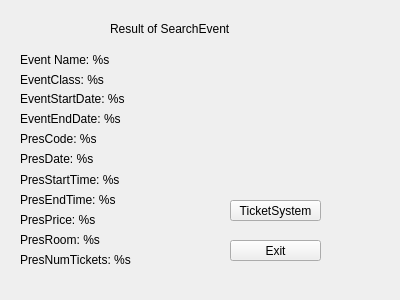
The window that forms/searchresult.ui (vieirin/TP1-2019-1) describes before a commit, drawn with Qt 5.
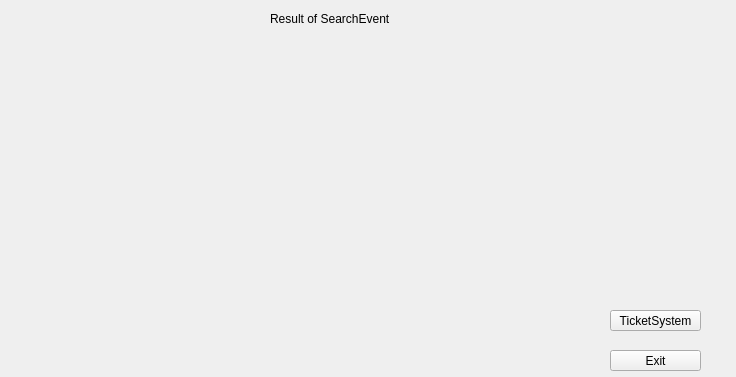
The same window after the commit.

```diff
--- a/forms/searchresult.ui
+++ b/forms/searchresult.ui
@@ -6,18 +6,24 @@
    <rect>
     <x>0</x>
     <y>0</y>
-    <width>400</width>
-    <height>300</height>
+    <width>736</width>
+    <height>377</height>
    </rect>
   </property>
+  <property name="sizePolicy">
+   <sizepolicy hsizetype="Preferred" vsizetype="MinimumExpanding">
+    <horstretch>0</horstretch>
+    <verstretch>0</verstretch>
+   </sizepolicy>
+  </property>
   <property name="windowTitle">
    <string>Form</string>
   </property>
   <widget class="QLabel" name="label">
    <property name="geometry">
     <rect>
-     <x>110</x>
-     <y>20</y>
+     <x>270</x>
+     <y>10</y>
      <width>151</width>
      <height>17</height>
     </rect>
@@ -26,154 +32,11 @@
     <string>Result of SearchEvent</string>
    </property>
   </widget>
-  <widget class="QLabel" name="label_2">
-   <property name="geometry">
-    <rect>
-     <x>20</x>
-     <y>130</y>
-     <width>161</width>
-     <height>17</height>
-    </rect>
-   </property>
-   <property name="text">
-    <string>PresCode: %s</string>
-   </property>
-  </widget>
-  <widget class="QLabel" name="label_4">
-   <property name="geometry">
-    <rect>
-     <x>20</x>
-     <y>50</y>
-     <width>121</width>
-     <height>20</height>
-    </rect>
-   </property>
-   <property name="text">
-    <string>Event Name: %s</string>
-   </property>
-  </widget>
-  <widget class="QLabel" name="label_5">
-   <property name="geometry">
-    <rect>
-     <x>20</x>
-     <y>150</y>
-     <width>101</width>
-     <height>17</height>
-    </rect>
-   </property>
-   <property name="text">
-    <string>PresDate: %s</string>
-   </property>
-  </widget>
-  <widget class="QLabel" name="label_6">
-   <property name="geometry">
-    <rect>
-     <x>20</x>
-     <y>170</y>
-     <width>131</width>
-     <height>20</height>
-    </rect>
-   </property>
-   <property name="text">
-    <string>PresStartTime: %s</string>
-   </property>
-  </widget>
-  <widget class="QLabel" name="label_7">
-   <property name="geometry">
-    <rect>
-     <x>20</x>
-     <y>190</y>
-     <width>111</width>
-     <height>20</height>
-    </rect>
-   </property>
-   <property name="text">
-    <string>PresEndTime: %s</string>
-   </property>
-  </widget>
-  <widget class="QLabel" name="label_8">
-   <property name="geometry">
-    <rect>
-     <x>20</x>
-     <y>210</y>
-     <width>111</width>
-     <height>20</height>
-    </rect>
-   </property>
-   <property name="text">
-    <string>PresPrice: %s</string>
-   </property>
-  </widget>
-  <widget class="QLabel" name="label_9">
-   <property name="geometry">
-    <rect>
-     <x>20</x>
-     <y>230</y>
-     <width>111</width>
-     <height>20</height>
-    </rect>
-   </property>
-   <property name="text">
-    <string>PresRoom: %s</string>
-   </property>
-  </widget>
-  <widget class="QLabel" name="label_10">
-   <property name="geometry">
-    <rect>
-     <x>20</x>
-     <y>250</y>
-     <width>141</width>
-     <height>20</height>
-    </rect>
-   </property>
-   <property name="text">
-    <string>PresNumTickets: %s</string>
-   </property>
-  </widget>
-  <widget class="QLabel" name="label_11">
-   <property name="geometry">
-    <rect>
-     <x>20</x>
-     <y>70</y>
-     <width>111</width>
-     <height>20</height>
-    </rect>
-   </property>
-   <property name="text">
-    <string>EventClass: %s</string>
-   </property>
-  </widget>
-  <widget class="QLabel" name="label_12">
-   <property name="geometry">
-    <rect>
-     <x>20</x>
-     <y>90</y>
-     <width>141</width>
-     <height>17</height>
-    </rect>
-   </property>
-   <property name="text">
-    <string>EventStartDate: %s</string>
-   </property>
-  </widget>
-  <widget class="QLabel" name="label_13">
-   <property name="geometry">
-    <rect>
-     <x>20</x>
-     <y>110</y>
-     <width>131</width>
-     <height>17</height>
-    </rect>
-   </property>
-   <property name="text">
-    <string>EventEndDate: %s</string>
-   </property>
-  </widget>
   <widget class="QPushButton" name="pushButton">
    <property name="geometry">
     <rect>
-     <x>230</x>
-     <y>200</y>
+     <x>610</x>
+     <y>310</y>
      <width>91</width>
      <height>21</height>
     </rect>
@@ -188,8 +51,8 @@
   <widget class="QPushButton" name="pushButton_2">
    <property name="geometry">
     <rect>
-     <x>230</x>
-     <y>240</y>
+     <x>610</x>
+     <y>350</y>
      <width>91</width>
      <height>21</height>
     </rect>
@@ -198,6 +61,22 @@
     <string>Exit</string>
    </property>
   </widget>
+  <widget class="QStackedWidget" name="stackedWidget">
+   <property name="geometry">
+    <rect>
+     <x>30</x>
+     <y>50</y>
+     <width>691</width>
+     <height>181</height>
+    </rect>
+   </property>
+   <property name="sizePolicy">
+    <sizepolicy hsizetype="Expanding" vsizetype="Preferred">
+     <horstretch>0</horstretch>
+     <verstretch>0</verstretch>
+    </sizepolicy>
+   </property>
+  </widget>
  </widget>
  <resources/>
  <connections/>
```
